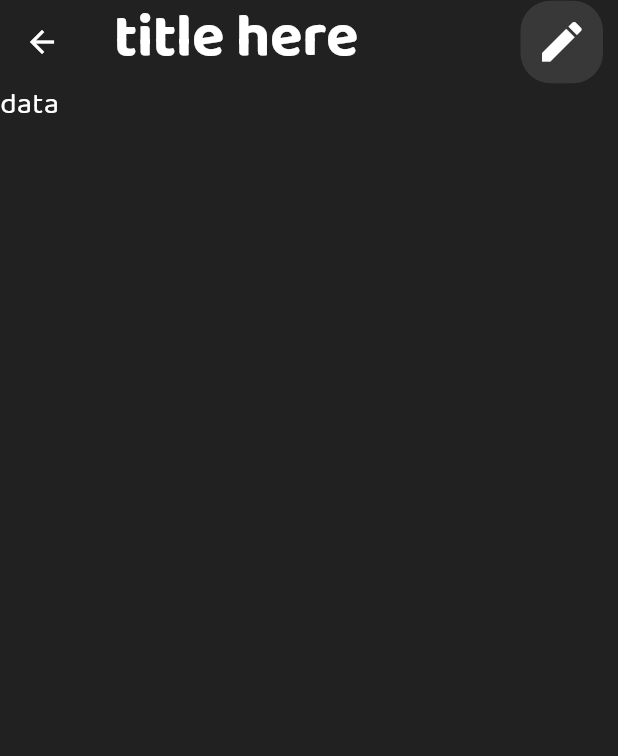
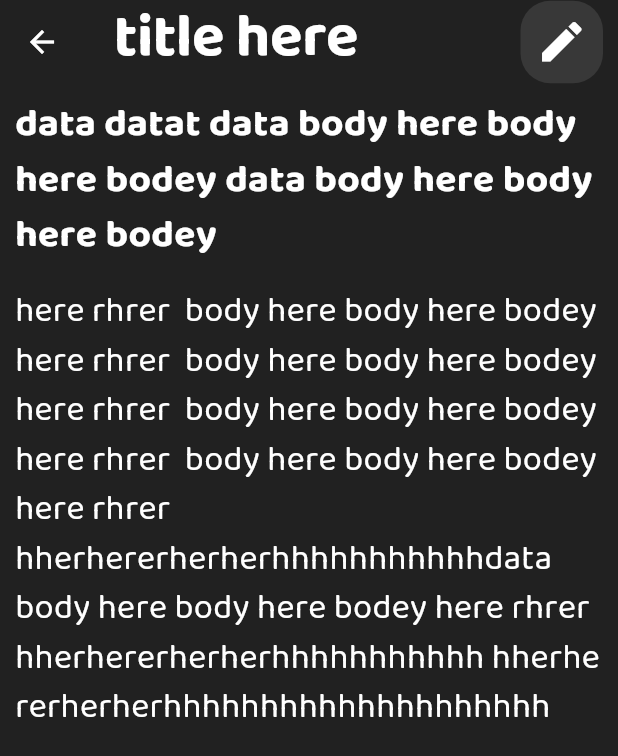
Before and after one commit to Zakarya-Jawish/dawwen, a Flutter app: the NoteView screen opened by its route, on a phone screen of 412 x 824 dp. Shown: the top 756 px of the screen. Run offline on Flutter 3.47's test engine with Material 3 defaults, Android fonts, the phone set to English and light mode, and no system bars; our stand-ins replace lottie.

Commit message:
create note model - finish note view

```diff
--- a/lib/views/note_view.dart
+++ b/lib/views/note_view.dart
@@ -1,3 +1,4 @@
+import 'package:dawwen_app/extensions/context_ex.dart';
 import 'package:dawwen_app/views/edit_note_view.dart';
 import 'package:dawwen_app/widgets/custom_appbar.dart';
 import 'package:flutter/material.dart';
@@ -15,7 +16,29 @@ class NoteView extends StatelessWidget {
           onPressed: () {
             Navigator.pushNamed(context, EditNoteView.id);
           }),
-      body: Expanded(child: Text('data')),
+      body: Padding(
+        padding: const EdgeInsets.all(10.0),
+        child: Expanded(
+            child: SingleChildScrollView(
+          child: Column(
+            crossAxisAlignment: CrossAxisAlignment.start,
+            children: [
+              Text(
+                'data datat data body here body here bodey data body here body here bodey ',
+                style: context.textTheme.bodyMedium!
+                    .copyWith(fontSize: 26, fontWeight: FontWeight.bold),
+              ),
+              const SizedBox(
+                height: 15,
+              ),
+              Text(
+                'here rhrer  body here body here bodey here rhrer  body here body here bodey here rhrer  body here body here bodey here rhrer  body here body here bodey here rhrer hherhererherherhhhhhhhhhhhdata body here body here bodey here rhrer hherhererherherhhhhhhhhhhh hherhererherherhhhhhhhhhhhhhhhhhhhh ',
+                style: context.textTheme.bodyMedium!.copyWith(fontSize: 23),
+              ),
+            ],
+          ),
+        )),
+      ),
     );
   }
 }
```
Also changed, not shown: lib/models/note_model.dart (added, +13 -0 lines).
